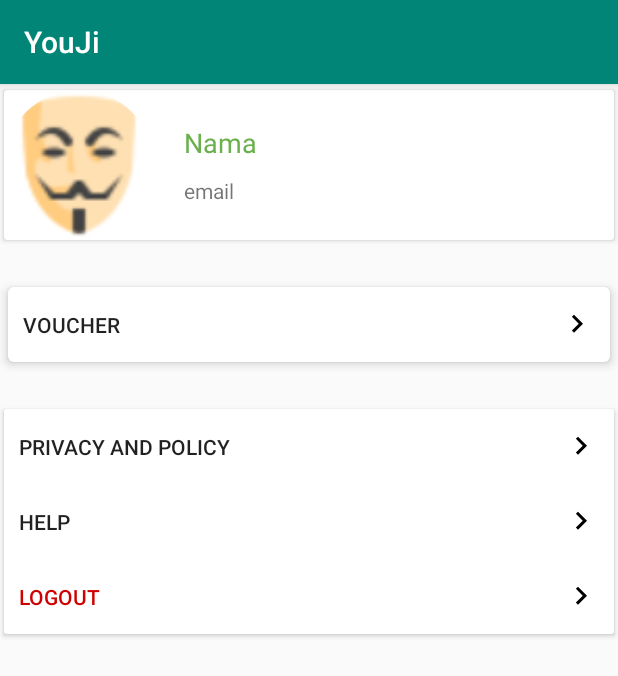
After one commit to digiponic-renaldy/youji, an Android app: the fragment AccountFragment shown on its own in the app's theme, on a phone screen of 412 x 824 dp. The commit adds this screen. Shown: the top 676 px of the screen. Run offline under Robolectric (Android 15) with nearby library versions, the phone set to English and light mode, and no system bars; our stand-ins replace CircleImageView.

Commit message:
account fragment

```diff
--- a/app/build.gradle
+++ b/app/build.gradle
@@ -23,6 +23,7 @@ dependencies {
     implementation fileTree(include: ['*.jar'], dir: 'libs')
     implementation 'com.android.support:appcompat-v7:28.0.0'
     implementation 'com.android.support.constraint:constraint-layout:1.1.3'
+
     implementation 'com.android.support:support-v4:28.0.0'
     testImplementation 'junit:junit:4.12'
     androidTestImplementation 'com.android.support.test:runner:1.0.2'
--- /dev/null
+++ b/app/src/main/java/com/npe/youji/fragment/auth/AccountFragment.java
@@ -0,0 +1,27 @@
+package com.npe.youji.fragment.auth;
+
+
+import android.os.Bundle;
+import android.support.v4.app.Fragment;
+import android.view.LayoutInflater;
+import android.view.View;
+import android.view.ViewGroup;
+
+import com.npe.youji.R;
+
+public class AccountFragment extends Fragment {
+
+
+    public AccountFragment() {
+        // Required empty public constructor
+    }
+
+
+    @Override
+    public View onCreateView(LayoutInflater inflater, ViewGroup container,
+                             Bundle savedInstanceState) {
+        // Inflate the layout for this fragment
+        return inflater.inflate(R.layout.fragment_account, container, false);
+    }
+
+}
--- a/app/src/main/java/com/npe/youji/fragment/LoginFragment.java
+++ b/app/src/main/java/com/npe/youji/fragment/auth/LoginFragment.java
@@ -1,10 +1,9 @@
-package com.npe.youji.fragment;
+package com.npe.youji.fragment.auth;
 
 
 import android.content.Intent;
 import android.os.Bundle;
 import android.support.annotation.NonNull;
-import android.support.design.widget.Snackbar;
 import android.support.v4.app.Fragment;
 import android.util.Log;
 import android.view.LayoutInflater;
@@ -41,9 +40,6 @@ import retrofit2.Callback;
 import retrofit2.Response;
 import retrofit2.Retrofit;
 
-/**
- * A simple {@link Fragment} subclass.
- */
 public class LoginFragment extends Fragment {
 
     private static final String TAG = "LoginFragment";
--- /dev/null
+++ b/app/src/main/res/drawable/ic_arrow_kanan.xml
@@ -0,0 +1,9 @@
+<vector xmlns:android="http://schemas.android.com/apk/res/android"
+        android:width="24dp"
+        android:height="24dp"
+        android:viewportWidth="24.0"
+        android:viewportHeight="24.0">
+    <path
+        android:fillColor="#FF000000"
+        android:pathData="M8.59,16.34l4.58,-4.59 -4.58,-4.59L10,5.75l6,6 -6,6z"/>
+</vector>
--- /dev/null
+++ b/app/src/main/res/layout/fragment_account.xml
@@ -0,0 +1,115 @@
+<?xml version="1.0" encoding="utf-8"?>
+<LinearLayout
+    xmlns:android="http://schemas.android.com/apk/res/android"
+    xmlns:tools="http://schemas.android.com/tools"
+    xmlns:app="http://schemas.android.com/apk/res-auto"
+    android:layout_width="match_parent"
+    android:layout_height="match_parent"
+    android:orientation="vertical"
+    tools:context=".fragment.auth.AccountFragment">
+
+    <android.support.v7.widget.CardView
+        app:cardUseCompatPadding="true"
+        android:padding="10dp"
+        android:layout_width="match_parent"
+        android:layout_height="wrap_content">
+        <LinearLayout
+            android:orientation="horizontal"
+            android:layout_width="match_parent"
+            android:layout_height="wrap_content">
+            <de.hdodenhof.circleimageview.CircleImageView
+                android:id="@+id/imgAccountUser"
+                android:src="@drawable/avatar"
+                android:layout_width="100dp"
+                android:layout_height="100dp" />
+            <LinearLayout
+                android:layout_gravity="center_vertical"
+                android:layout_marginLeft="20dp"
+                android:orientation="vertical"
+                android:layout_width="match_parent"
+                android:layout_height="wrap_content">
+                <TextView
+                    android:textColor="@color/colorGreenSoft"
+                    android:id="@+id/tvNamaProfile"
+                    android:textAppearance="@style/Base.TextAppearance.AppCompat.Medium"
+                    android:text="Nama"
+                    android:layout_width="wrap_content"
+                    android:layout_height="wrap_content" />
+                <TextView
+                    android:layout_marginTop="10dp"
+                    android:id="@+id/tvEmailProfile"
+                    android:textAppearance="@style/Base.TextAppearance.AppCompat.Small"
+                    android:text="email"
+                    android:layout_width="wrap_content"
+                    android:layout_height="wrap_content" />
+
+            </LinearLayout>
+        </LinearLayout>
+    </android.support.v7.widget.CardView>
+
+    <android.support.v7.widget.CardView
+        android:layout_marginTop="20dp"
+        app:cardCornerRadius="4dp"
+        app:cardElevation="4dp"
+        app:cardUseCompatPadding="true"
+        android:layout_width="match_parent"
+        android:layout_height="wrap_content">
+
+        <Button
+            android:id="@+id/btnVoucher"
+            android:drawableRight="@drawable/ic_arrow_kanan"
+            android:padding="10dp"
+            android:textAlignment="viewStart"
+            android:textAllCaps="true"
+            android:text="voucher"
+            android:background="@color/colorWhite"
+            android:layout_width="match_parent"
+            android:layout_height="50dp" />
+    </android.support.v7.widget.CardView>
+
+    <android.support.v7.widget.CardView
+        android:layout_marginTop="20dp"
+        app:cardUseCompatPadding="true"
+        android:layout_width="match_parent"
+        android:layout_height="wrap_content">
+        <LinearLayout
+            android:orientation="vertical"
+            android:layout_width="match_parent"
+            android:layout_height="match_parent">
+
+            <Button
+                android:id="@+id/btnPrivacy"
+                android:drawableRight="@drawable/ic_arrow_kanan"
+                android:padding="10dp"
+                android:textAlignment="viewStart"
+                android:background="@color/colorWhite"
+                android:textAllCaps="true"
+                android:text="privacy and policy"
+                android:layout_width="match_parent"
+                android:layout_height="50dp" />
+            <Button
+                android:id="@+id/btnHelp"
+                android:drawableRight="@drawable/ic_arrow_kanan"
+                android:padding="10dp"
+                android:textAlignment="viewStart"
+                android:background="@color/colorWhite"
+                android:textAllCaps="true"
+                android:text="help"
+                android:layout_width="match_parent"
+                android:layout_height="50dp" />
+            <Button
+                android:id="@+id/btnLogout"
+                android:textColor="@color/colorRed"
+                android:drawableRight="@drawable/ic_arrow_kanan"
+                android:padding="10dp"
+                android:textAlignment="viewStart"
+                android:background="@color/colorWhite"
+                android:textAllCaps="true"
+                android:text="logout"
+                android:layout_width="match_parent"
+                android:layout_height="50dp" />
+
+        </LinearLayout>
+    </android.support.v7.widget.CardView>
+
+</LinearLayout>
--- a/app/src/main/res/layout/fragment_login.xml
+++ b/app/src/main/res/layout/fragment_login.xml
@@ -4,7 +4,7 @@
     android:layout_width="match_parent"
     android:layout_height="match_parent"
     android:orientation="vertical"
-    tools:context=".fragment.LoginFragment">
+    tools:context=".fragment.auth.LoginFragment">
 
     <ImageView
         android:src="@drawable/logogalaksiorganik"
```
Also changed, not shown: app/src/main/java/com/npe/youji/MainActivity.java (+1 -7 lines), app/src/main/res/drawable/avatar.png (added).
